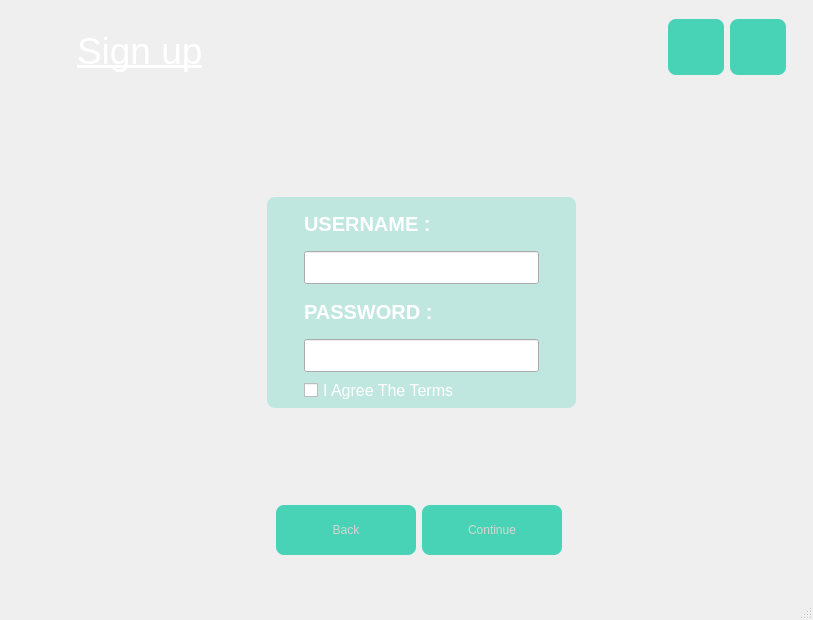
Above: signup.ui from ItsArtaz/cinema_management before the change. Below: the same form after it.
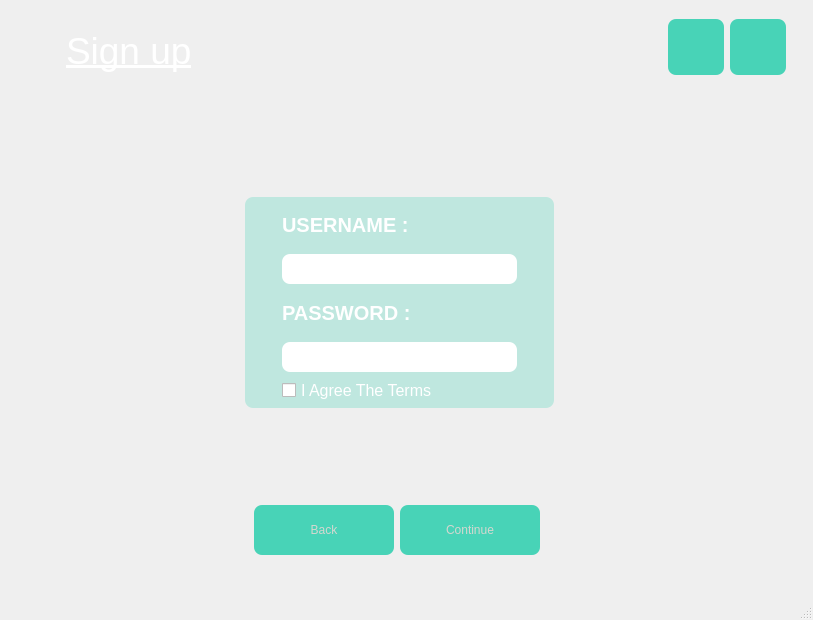
That is the form after the change. Icons and pictures are not drawn.

```diff
--- a/signup.ui
+++ b/signup.ui
@@ -57,6 +57,11 @@
 {
 	background-color: rgba(124, 212, 224,0.7);
     color: rgb(0, 199, 159);
+}
+#le1,#le2
+{
+border-width : 0px;
+border-radius : 8px;
 }</string>
   </property>
   <widget class="QWidget" name="centralwidget">
@@ -164,7 +169,7 @@
          </property>
          <property name="sizeHint" stdset="0">
           <size>
-           <width>242</width>
+           <width>220</width>
            <height>20</height>
           </size>
          </property>
@@ -249,13 +254,13 @@
             <property name="minimumSize">
              <size>
               <width>235</width>
-              <height>0</height>
+              <height>30</height>
              </size>
             </property>
             <property name="maximumSize">
              <size>
               <width>235</width>
-              <height>16777215</height>
+              <height>30</height>
              </size>
             </property>
             <property name="font">
@@ -307,13 +312,13 @@
             <property name="minimumSize">
              <size>
               <width>235</width>
-              <height>0</height>
+              <height>30</height>
              </size>
             </property>
             <property name="maximumSize">
              <size>
               <width>235</width>
-              <height>16777215</height>
+              <height>30</height>
              </size>
             </property>
             <property name="font">
```
